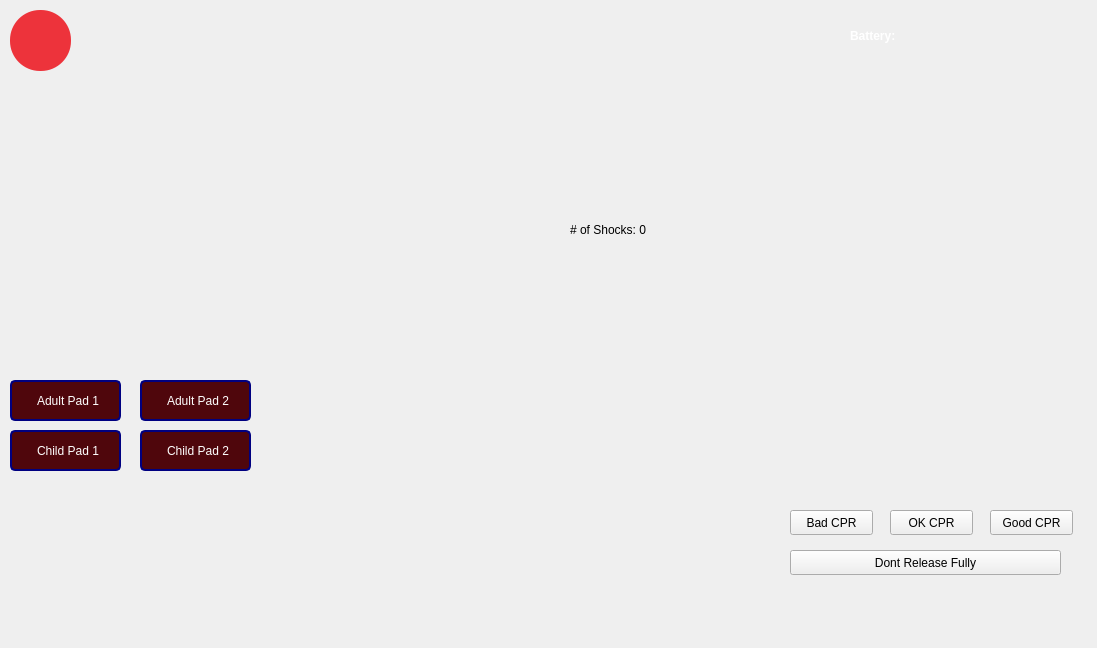
First picture: the form in mainwindow.ui, repository Kailinho/3004_Final_Project, before the edit.
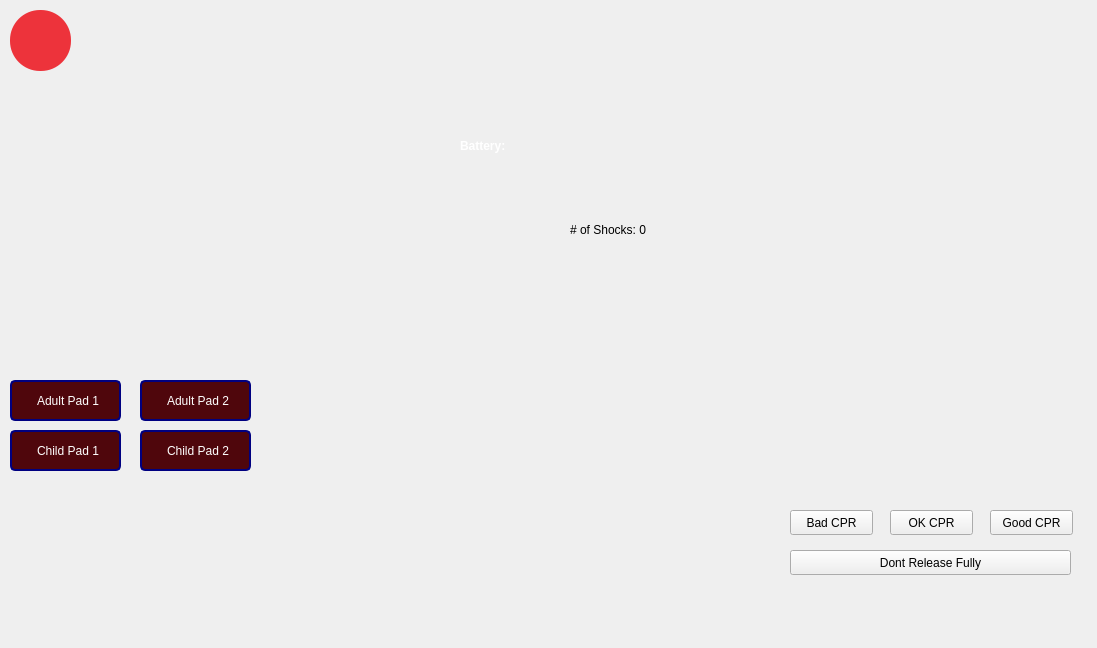
Second picture: the form after the edit. Icons and pictures are not drawn.

Commit message:
Dialog box, Battery
Changed dialog box positioning to improve visibility.
Changed Battery text color below 60% to orange.

```diff
--- a/mainwindow.ui
+++ b/mainwindow.ui
@@ -190,8 +190,8 @@
    <widget class="QLabel" name="batteryLabel">
     <property name="geometry">
      <rect>
-      <x>850</x>
-      <y>20</y>
+      <x>460</x>
+      <y>130</y>
       <width>201</width>
       <height>31</height>
      </rect>
@@ -261,7 +261,7 @@
      <rect>
       <x>790</x>
       <y>550</y>
-      <width>271</width>
+      <width>281</width>
       <height>25</height>
      </rect>
     </property>
```
The commit also changes 2 other files.
